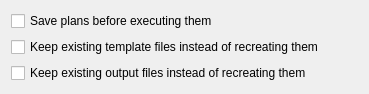
Qt form multiscript/ui/app_config_general_panel.ui (multiscript/multiscript) before a commit.
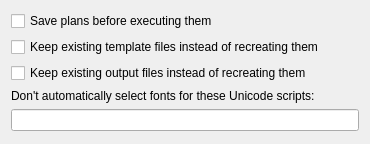
The same form after that commit.

Commit message: Auto select fonts using fontfinder

```diff
--- a/multiscript/ui/app_config_general_panel.ui
+++ b/multiscript/ui/app_config_general_panel.ui
@@ -6,8 +6,8 @@
    <rect>
     <x>0</x>
     <y>0</y>
-    <width>369</width>
-    <height>89</height>
+    <width>370</width>
+    <height>144</height>
    </rect>
   </property>
   <property name="windowTitle">
@@ -35,6 +35,16 @@
      </property>
     </widget>
    </item>
+   <item>
+    <widget class="QLabel" name="ignoredScriptsLabel">
+     <property name="text">
+      <string>Don't automatically select fonts for these Unicode scripts:</string>
+     </property>
+    </widget>
+   </item>
+   <item>
+    <widget class="QLineEdit" name="ignoredScriptsLineEdit"/>
+   </item>
    <item>
     <spacer name="verticalSpacer">
      <property name="orientation">
```
The commit also changes 9 other files.
